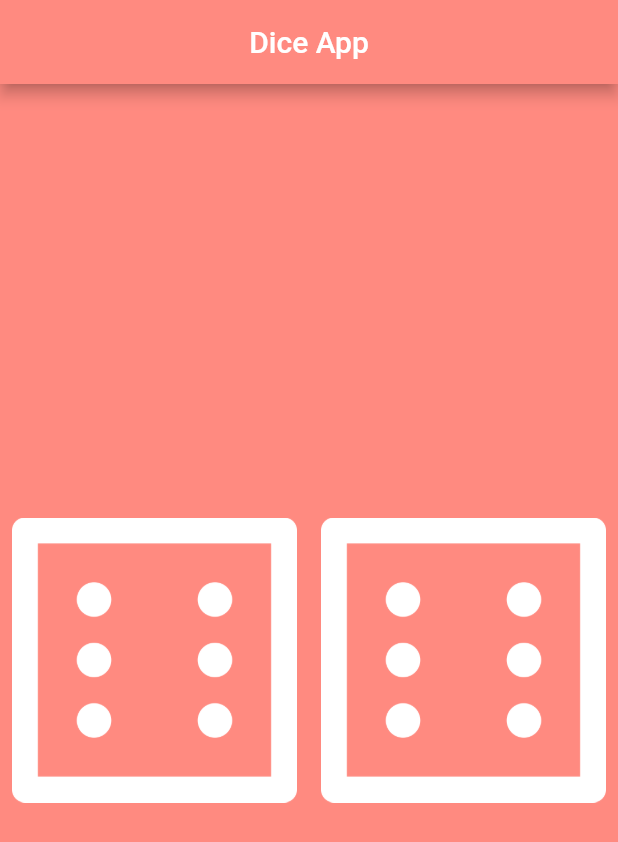
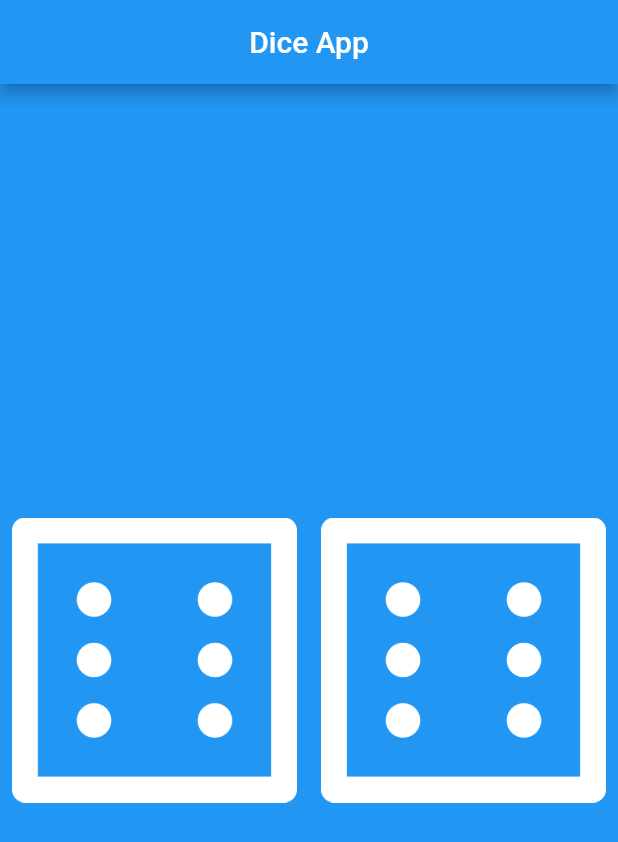
Before and after one commit to RonyHassanRoman/dice-app, a Flutter app: the screen it shows after launch, on a phone screen of 412 x 824 dp. Shown: the top 842 px of the screen. Run offline on Flutter 3.47's test engine with Material 2 defaults, Android fonts, the phone set to English and light mode, and no system bars.

Commit message:
changing color

```diff
--- a/lib/home.dart
+++ b/lib/home.dart
@@ -7,9 +7,9 @@ class Homee extends StatelessWidget {
   @override
   Widget build(BuildContext context) {
     return Scaffold(
-      backgroundColor: Colors.redAccent[100],
+      backgroundColor: Colors.blue,
       appBar: AppBar(
-        backgroundColor: Colors.redAccent[100],
+        backgroundColor: Colors.blue,
         title: const Text('Dice App'),
         centerTitle: true,
       ),
```
